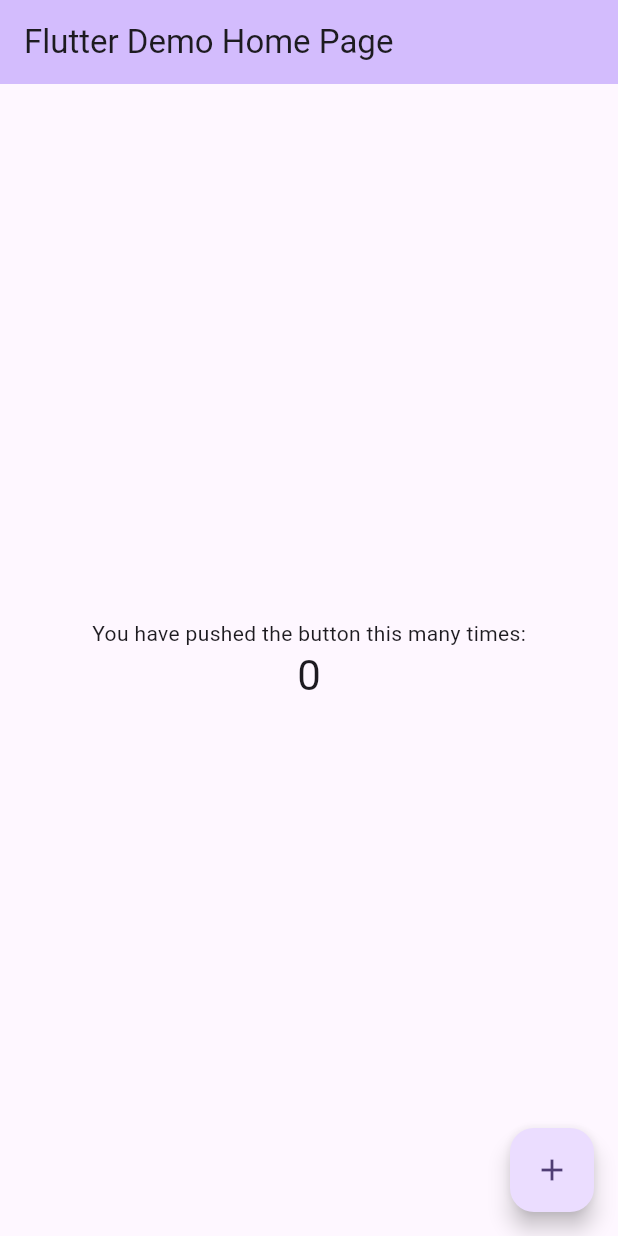
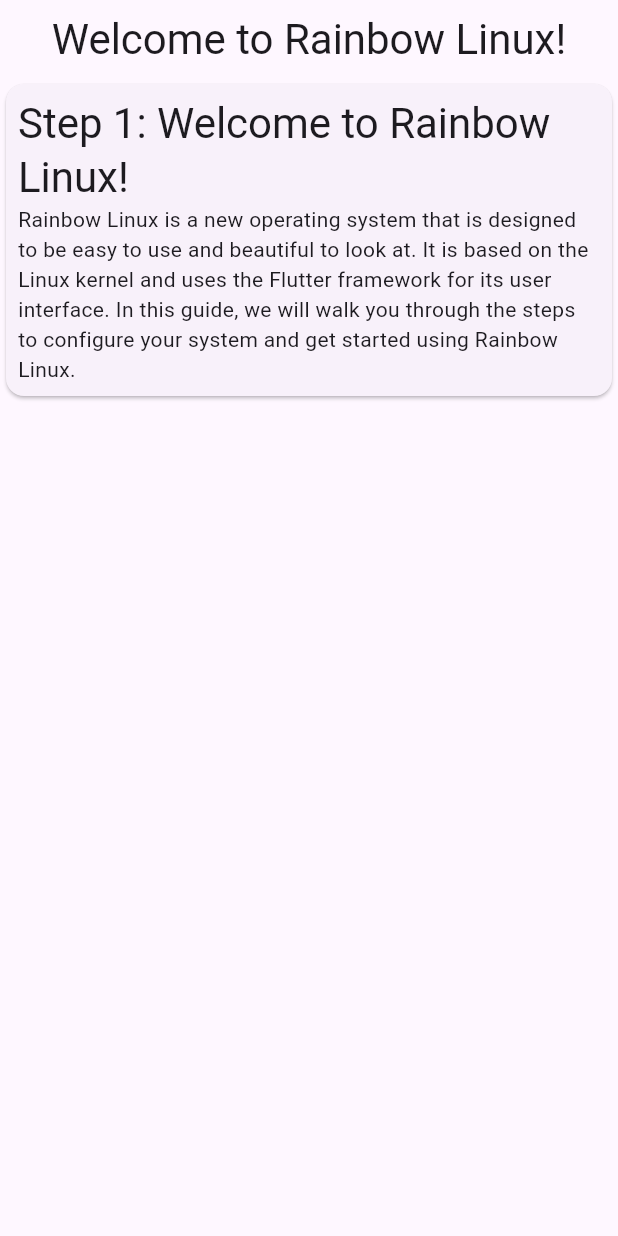
Before and after one commit to rainbow-linux/rainbow-profile-gui, a Flutter app: the screen it shows after launch, on a phone screen of 412 x 824 dp. Run offline on Flutter 3.47's test engine with Material 3 defaults, Android fonts, the phone set to English and light mode, and no system bars.

Commit message:
start designing the UI

```diff
--- a/rainbow_profile_gui/lib/main.dart
+++ b/rainbow_profile_gui/lib/main.dart
@@ -7,46 +7,25 @@ void main() {
 class MyApp extends StatelessWidget {
   const MyApp({super.key});
 
-  // This widget is the root of your application.
   @override
   Widget build(BuildContext context) {
+    final mediaQuery = MediaQuery.of(context);
+
     return MaterialApp(
       title: 'Flutter Demo',
       theme: ThemeData(
-        // This is the theme of your application.
-        //
-        // TRY THIS: Try running your application with "flutter run". You'll see
-        // the application has a purple toolbar. Then, without quitting the app,
-        // try changing the seedColor in the colorScheme below to Colors.green
-        // and then invoke "hot reload" (save your changes or press the "hot
-        // reload" button in a Flutter-supported IDE, or press "r" if you used
-        // the command line to start the app).
-        //
-        // Notice that the counter didn't reset back to zero; the application
-        // state is not lost during the reload. To reset the state, use hot
-        // restart instead.
-        //
-        // This works for code too, not just values: Most code changes can be
-        // tested with just a hot reload.
-        colorScheme: ColorScheme.fromSeed(seedColor: Colors.deepPurple),
+        // also uses the brightness from the environment.
+        colorScheme: ColorScheme.fromSeed(seedColor: Colors.deepPurple)
+            .copyWith(brightness: mediaQuery.platformBrightness),
         useMaterial3: true,
       ),
-      home: const MyHomePage(title: 'Flutter Demo Home Page'),
+      home: const MyHomePage(title: 'Welcome to Rainbow Linux!'),
     );
   }
 }
 
 class MyHomePage extends StatefulWidget {
   const MyHomePage({super.key, required this.title});
-
-  // This widget is the home page of your application. It is stateful, meaning
-  // that it has a State object (defined below) that contains fields that affect
-  // how it looks.
-
-  // This class is the configuration for the state. It holds the values (in this
-  // case the title) provided by the parent (in this case the App widget) and
-  // used by the build method of the State. Fields in a Widget subclass are
-  // always marked "final".
 
   final String title;
 
@@ -55,70 +34,45 @@ class MyHomePage extends StatefulWidget {
 }
 
 class _MyHomePageState extends State<MyHomePage> {
-  int _counter = 0;
-
-  void _incrementCounter() {
-    setState(() {
-      // This call to setState tells the Flutter framework that something has
-      // changed in this State, which causes it to rerun the build method below
-      // so that the display can reflect the updated values. If we changed
-      // _counter without calling setState(), then the build method would not be
-      // called again, and so nothing would appear to happen.
-      _counter++;
-    });
-  }
-
   @override
   Widget build(BuildContext context) {
-    // This method is rerun every time setState is called, for instance as done
-    // by the _incrementCounter method above.
-    //
-    // The Flutter framework has been optimized to make rerunning build methods
-    // fast, so that you can just rebuild anything that needs updating rather
-    // than having to individually change instances of widgets.
+    final mediaQuery = MediaQuery.of(context);
+
     return Scaffold(
-      appBar: AppBar(
-        // TRY THIS: Try changing the color here to a specific color (to
-        // Colors.amber, perhaps?) and trigger a hot reload to see the AppBar
-        // change color while the other colors stay the same.
-        backgroundColor: Theme.of(context).colorScheme.inversePrimary,
-        // Here we take the value from the MyHomePage object that was created by
-        // the App.build method, and use it to set our appbar title.
-        title: Text(widget.title),
-      ),
       body: Center(
-        // Center is a layout widget. It takes a single child and positions it
-        // in the middle of the parent.
         child: Column(
-          // Column is also a layout widget. It takes a list of children and
-          // arranges them vertically. By default, it sizes itself to fit its
-          // children horizontally, and tries to be as tall as its parent.
-          //
-          // Column has various properties to control how it sizes itself and
-          // how it positions its children. Here we use mainAxisAlignment to
-          // center the children vertically; the main axis here is the vertical
-          // axis because Columns are vertical (the cross axis would be
-          // horizontal).
-          //
-          // TRY THIS: Invoke "debug painting" (choose the "Toggle Debug Paint"
-          // action in the IDE, or press "p" in the console), to see the
-          // wireframe for each widget.
-          mainAxisAlignment: MainAxisAlignment.center,
+          mainAxisAlignment: MainAxisAlignment.start,
           children: <Widget>[
-            const Text(
-              'You have pushed the button this many times:',
+            Padding(
+              padding: const EdgeInsets.all(8.0),
+              child: Text("Welcome to Rainbow Linux!",
+                  style: Theme.of(context).textTheme.headlineMedium),
             ),
-            Text(
-              '$_counter',
-              style: Theme.of(context).textTheme.headlineMedium,
-            ),
+            Column(
+              // left menu bar
+              // contains steps to configure the system
+              crossAxisAlignment: CrossAxisAlignment.start,
+              mainAxisAlignment: MainAxisAlignment.start,
+              children: [
+                // step 1 is a greeting card
+                Card(
+                  child: Padding(
+                    padding: const EdgeInsets.all(8.0),
+                    child: Column(
+                      children: [
+                        Text("Step 1: Welcome to Rainbow Linux!",
+                            style: Theme.of(context).textTheme.headlineMedium),
+                        Text(
+                            "Rainbow Linux is a new operating system that is designed to be easy to use and beautiful to look at. It is based on the Linux kernel and uses the Flutter framework for its user interface. In this guide, we will walk you through the steps to configure your system and get started using Rainbow Linux.",
+                            style: Theme.of(context).textTheme.bodyMedium),
+                      ],
+                    ),
+                  ),
+                ),
+              ],
+            )
           ],
         ),
-      ),
-      floatingActionButton: FloatingActionButton(
-        onPressed: _incrementCounter,
-        tooltip: 'Increment',
-        child: const Icon(Icons.add),
       ), // This trailing comma makes auto-formatting nicer for build methods.
     );
   }
```
Also changed, not shown: 13 other files.
